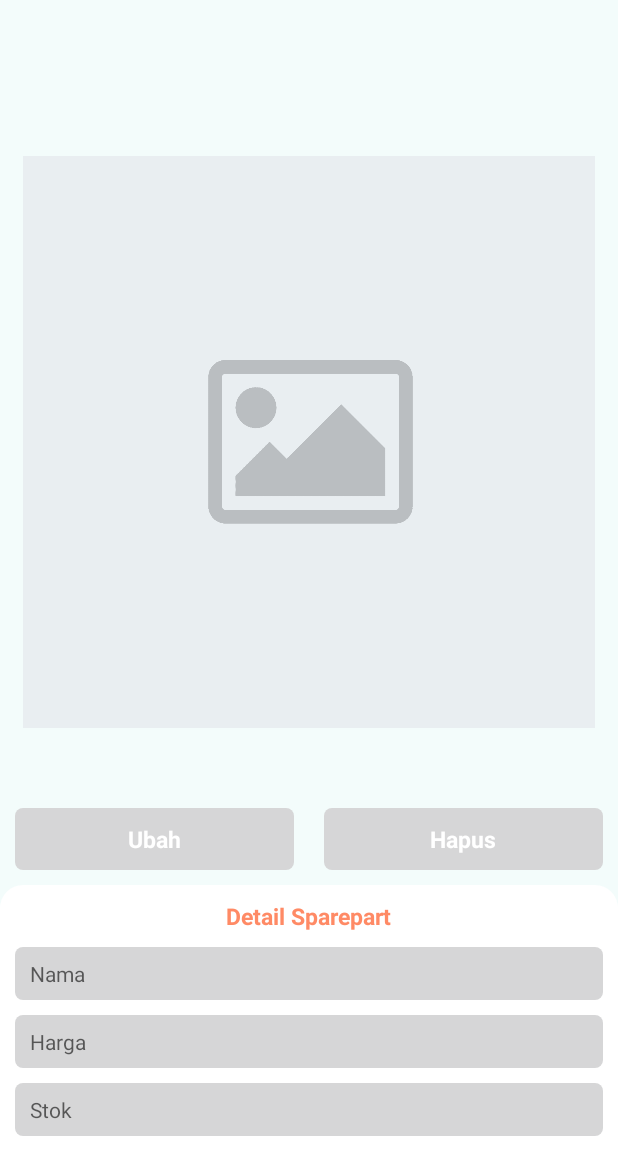
After one commit to ArifGlory/KangService, an Android app: the DetailSparepartActivity screen opened directly, with no data from a screen before it, on a phone screen of 412 x 824 dp. The commit adds this screen. Shown: the top 1175 px of the screen. Run offline under Robolectric (Android 15) with nearby library versions, the phone set to English and light mode, and no system bars; our stand-ins replace Firebase (no records; nobody signed in at launch, a user with empty details on screens opened directly); libraries missing offline, so code that uses them is left out: cn.pedant, es.dmoral.toasty; 6 statements that could not run were skipped.

Commit message:
finish sungsi ubah dan edit sparepart

```diff
--- /dev/null
+++ b/app/src/main/res/layout/activity_detail_sparepart.xml
@@ -0,0 +1,187 @@
+<?xml version="1.0" encoding="utf-8"?>
+<RelativeLayout xmlns:android="http://schemas.android.com/apk/res/android"
+    xmlns:tools="http://schemas.android.com/tools"
+    android:layout_width="match_parent"
+    android:layout_height="match_parent"
+    android:background="@color/colorBg">
+    <RelativeLayout
+        android:layout_width="match_parent"
+        android:layout_height="match_parent"
+        android:paddingHorizontal="15dp"
+        android:layout_above="@id/rlRegistration">
+        <ImageView
+            android:layout_width="match_parent"
+            android:layout_height="400dp"
+            android:id="@+id/ivSparepart"
+            android:src="@drawable/ic_placeholder"
+            android:layout_centerInParent="true"/>
+        <TextView
+            android:textStyle="bold"
+            android:layout_width="wrap_content"
+            android:layout_height="wrap_content"
+            android:layout_marginTop="5dp"
+            android:layout_marginRight="2dp"
+            android:layout_below="@+id/ivSparepart"
+            android:layout_centerHorizontal="true"
+            android:layout_marginBottom="10sp"
+            android:id="@+id/tvInfoFoto"
+            android:visibility="invisible"
+            android:text="Tap Untuk Mengubah Foto"
+            android:textColor="@color/black2"
+            android:textSize="14sp"
+            tools:ignore="MissingPrefix" />
+
+    </RelativeLayout>
+    <LinearLayout
+        android:orientation="horizontal"
+        android:layout_width="match_parent"
+        android:id="@+id/lineButtonGroup"
+        android:weightSum="2"
+        android:layout_above="@id/rlRegistration"
+        android:layout_height="wrap_content">
+
+        <TextView
+            android:id="@+id/tvEdit"
+            android:layout_weight="1"
+            android:textStyle="bold"
+            android:layout_width="match_parent"
+            android:layout_height="wrap_content"
+            android:layout_below="@id/edDeskripsi"
+            android:layout_alignParentRight="true"
+            android:layout_marginLeft="10sp"
+            android:layout_marginTop="15dp"
+            android:layout_marginRight="10sp"
+            android:layout_marginBottom="10sp"
+            android:background="@drawable/bg_editfield"
+            android:backgroundTint="@color/main_green_color"
+            android:gravity="center_horizontal"
+            android:padding="10sp"
+            android:text="Ubah"
+            android:textColor="@color/white"
+            android:textSize="15sp"
+            tools:ignore="MissingPrefix" />
+
+        <TextView
+            android:id="@+id/tvDelete"
+            android:layout_weight="1"
+            android:textStyle="bold"
+            android:layout_width="match_parent"
+            android:layout_height="wrap_content"
+            android:layout_below="@id/edDeskripsi"
+            android:layout_alignParentRight="true"
+            android:layout_marginLeft="10sp"
+            android:layout_marginTop="15dp"
+            android:layout_marginRight="10sp"
+            android:layout_marginBottom="10sp"
+            android:background="@drawable/bg_editfield"
+            android:backgroundTint="@color/red_btn_bg_color"
+            android:gravity="center_horizontal"
+            android:padding="10sp"
+            android:text="Hapus"
+            android:textColor="@color/white"
+            android:textSize="15sp"
+            tools:ignore="MissingPrefix" />
+
+    </LinearLayout>
+    <LinearLayout
+        android:layout_width="match_parent"
+        android:layout_height="wrap_content"
+        android:orientation="vertical"
+        android:layout_alignParentBottom="true"
+        android:id="@+id/rlRegistration"
+        android:background="@drawable/bg_top_shap_10">
+
+        <TextView
+            android:id="@+id/tvTitle"
+            android:textStyle="bold"
+            android:layout_width="wrap_content"
+            android:layout_height="wrap_content"
+            android:layout_centerHorizontal="true"
+            android:layout_marginTop="10sp"
+            android:layout_marginBottom="10sp"
+            android:text="Detail Sparepart"
+            android:layout_gravity="center_horizontal"
+            android:textColor="@color/colorPrimary"
+            android:textSize="15sp"
+            tools:ignore="MissingPrefix" />
+
+
+
+        <EditText
+            android:id="@+id/edFullName"
+            android:layout_width="match_parent"
+            android:layout_height="35dp"
+            android:layout_below="@id/tvTitle"
+            android:layout_marginLeft="10sp"
+            android:layout_marginRight="10sp"
+            android:background="@drawable/bg_editfield"
+            android:hint="Nama"
+            android:inputType="textPersonName"
+            android:imeOptions="actionNext"
+            android:paddingLeft="10sp"
+            android:paddingRight="10sp"
+            android:textSize="14sp" />
+
+
+        <EditText
+            android:id="@+id/edHarga"
+            android:layout_width="match_parent"
+            android:layout_height="35dp"
+            android:layout_below="@id/edFullName"
+            android:layout_marginLeft="10sp"
+            android:layout_marginTop="10dp"
+            android:layout_marginRight="10sp"
+            android:background="@drawable/bg_editfield"
+            android:hint="Harga"
+            android:inputType="number"
+            android:imeOptions="actionNext"
+            android:paddingLeft="10sp"
+            android:paddingRight="10sp"
+            android:textSize="14sp" />
+
+        <EditText
+            android:id="@+id/edStok"
+            android:layout_width="match_parent"
+            android:layout_height="35dp"
+            android:layout_below="@id/edFullName"
+            android:layout_marginLeft="10sp"
+            android:layout_marginTop="10dp"
+            android:layout_marginRight="10sp"
+            android:background="@drawable/bg_editfield"
+            android:hint="Stok"
+            android:inputType="number"
+            android:imeOptions="actionNext"
+            android:paddingLeft="10sp"
+            android:paddingRight="10sp"
+            android:textSize="14sp" />
+
+        <TextView
+            android:id="@+id/tvSaveEdit"
+            android:textStyle="bold"
+            android:layout_width="match_parent"
+            android:layout_height="wrap_content"
+            android:layout_below="@id/edDeskripsi"
+            android:layout_alignParentRight="true"
+            android:layout_marginLeft="10sp"
+            android:layout_marginTop="15dp"
+            android:layout_marginRight="10sp"
+            android:layout_marginBottom="10sp"
+            android:background="@drawable/bg_editfield"
+            android:backgroundTint="@color/colorPrimary"
+            android:gravity="center_horizontal"
+            android:padding="10sp"
+            android:visibility="invisible"
+            android:text="Simpan Perubahan"
+            android:textColor="@color/white"
+            android:textSize="15sp"
+            tools:ignore="MissingPrefix" />
+
+        <LinearLayout
+            android:layout_width="match_parent"
+            android:layout_height="wrap_content"
+            android:gravity="center_horizontal"
+            android:layout_below="@id/tvAdd">
+
+        </LinearLayout>
+    </LinearLayout>
+</RelativeLayout>
--- a/app/src/main/res/layout/item_sparepart.xml
+++ b/app/src/main/res/layout/item_sparepart.xml
@@ -5,13 +5,14 @@
     xmlns:app="http://schemas.android.com/tools"
     android:layout_margin="5dp"
     android:layout_height="wrap_content"
-    android:orientation="vertical">
+    android:orientation="vertical"
+    app:ignore="NamespaceTypo">
 
     <androidx.cardview.widget.CardView
         android:layout_width="match_parent"
         android:layout_height="wrap_content"
         android:layout_marginStart="2dp"
-        android:layout_marginTop="10dp"
+        android:layout_marginTop="5dp"
         android:layout_marginEnd="2dp"
         android:foreground="?android:attr/selectableItemBackground"
         card_view:cardBackgroundColor="@color/white"
```
Also changed, not shown: app/src/main/AndroidManifest.xml (+7 -3 lines), app/src/main/java/com/tapisdev/kangservice/activity/admin/DetailSparepartActivity.kt (added, +258 -0 lines), app/src/main/java/com/tapisdev/kangservice/activity/admin/ListSparepartActivity.kt (+53 -2 lines), app/src/main/java/com/tapisdev/kangservice/adapter/AdapterSparepart.kt (+4 -3 lines).
